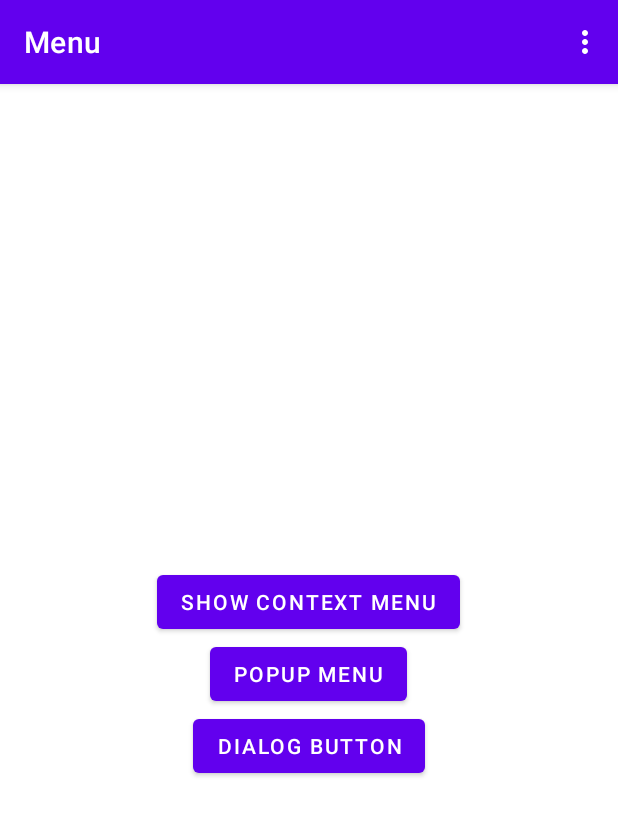
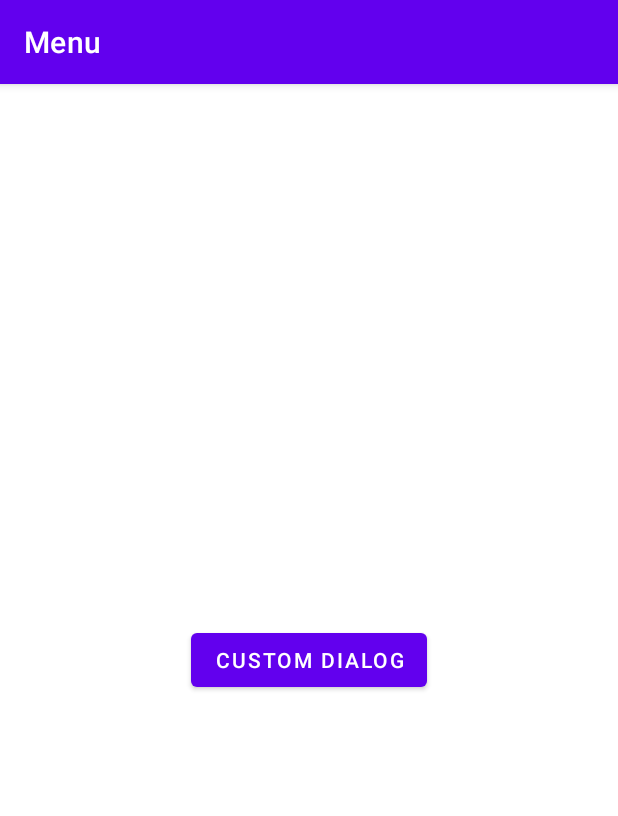
Before and after one commit to NirajXtha/college, an Android app: the screen it shows after launch (MainActivity before the commit, CustomDialogueActivity after it), on a phone screen of 412 x 824 dp. Shown: the top 816 px of the screen. Run offline under Robolectric (Android 15) with nearby library versions, the light colour scheme and no system bars.

Commit message:
Custom Dialog

```diff
--- /dev/null
+++ b/Menu/app/src/main/java/com/example/menu/CustomDialogueActivity.java
@@ -0,0 +1,59 @@
+package com.example.menu;
+
+import android.content.DialogInterface;
+import android.os.Bundle;
+import android.view.LayoutInflater;
+import android.widget.Button;
+import android.view.View;
+import android.widget.EditText;
+import android.widget.TextView;
+
+import androidx.activity.EdgeToEdge;
+import androidx.appcompat.app.AlertDialog;
+import androidx.appcompat.app.AppCompatActivity;
+import androidx.core.graphics.Insets;
+import androidx.core.view.ViewCompat;
+import androidx.core.view.WindowInsetsCompat;
+
+import com.google.android.material.snackbar.Snackbar;
+
+public class CustomDialogueActivity extends AppCompatActivity {
+
+    @Override
+    protected void onCreate(Bundle savedInstanceState) {
+        super.onCreate(savedInstanceState);
+        EdgeToEdge.enable(this);
+        setContentView(R.layout.activity_custom_dialogue);
+        ViewCompat.setOnApplyWindowInsetsListener(findViewById(R.id.main), (v, insets) -> {
+            Insets systemBars = insets.getInsets(WindowInsetsCompat.Type.systemBars());
+            v.setPadding(systemBars.left, systemBars.top, systemBars.right, systemBars.bottom);
+            return insets;
+        });
+
+        Button customDialog = findViewById(R.id.customDialogBtn);
+
+        customDialog.setOnClickListener(v -> {
+            AlertDialog.Builder builder = new AlertDialog.Builder(CustomDialogueActivity.this);
+            builder.setTitle("Custom Dialog");
+
+            builder.setCancelable(true);
+
+            LayoutInflater layoutInflater = getLayoutInflater();
+            View view = layoutInflater.inflate(R.layout.custom_dialog, null);
+            builder.setView(view);
+
+            EditText firstNum = view.findViewById(R.id.firstEt);
+            EditText secondNum = view.findViewById(R.id.secondEt);
+            TextView resultTv = view.findViewById(R.id.resultTv);
+            Button calculate = view.findViewById(R.id.calculateBtn);
+
+            calculate.setOnClickListener(newView -> {
+                double resultSum = Double.parseDouble(firstNum.getText().toString()) + Double.parseDouble(secondNum.getText().toString());
+                resultTv.setText("Result: " + resultSum);
+            });
+
+            AlertDialog alert = builder.create();
+            alert.show();
+        });
+    }
+}
--- /dev/null
+++ b/Menu/app/src/main/res/layout/activity_custom_dialogue.xml
@@ -0,0 +1,18 @@
+<?xml version="1.0" encoding="utf-8"?>
+<LinearLayout xmlns:android="http://schemas.android.com/apk/res/android"
+    xmlns:app="http://schemas.android.com/apk/res-auto"
+    xmlns:tools="http://schemas.android.com/tools"
+    android:id="@+id/main"
+    android:layout_width="match_parent"
+    android:layout_height="match_parent"
+    tools:context=".CustomDialogueActivity"
+    android:orientation="vertical"
+    android:gravity="center">
+
+    <Button
+        android:layout_width="wrap_content"
+        android:layout_height="wrap_content"
+        android:text="@string/dialog"
+        android:id="@+id/customDialogBtn"/>
+
+</LinearLayout>
--- a/Menu/app/src/main/res/values/strings.xml
+++ b/Menu/app/src/main/res/values/strings.xml
@@ -6,5 +6,8 @@
     <string name="show_context_menu">Show Context Menu</string>
     <string name="popupMenu">PopUp Menu</string>
     <string name="dialog_button">Dialog Button</string>
+    <string name="dialog">Custom Dialog</string>
+    <string name="first">Enter First Number</string>
+    <string name="second">Enter Second Number</string>
 
 </resources>
```
Also changed, not shown: Menu/app/src/main/AndroidManifest.xml (+9 -0 lines), Menu/app/src/main/res/layout/custom_dialog.xml (added, +47 -0 lines).
